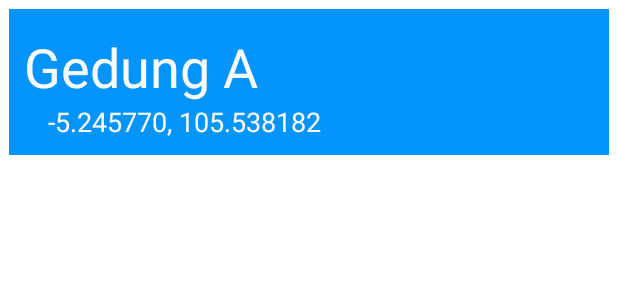
After one commit to DindaMhn/AndroidFinalProject, an Android app: the layout item_list_asset_provider_layout.xml on its own in the app's theme, with its tools: preview values and no code run, on a phone screen of 412 x 824 dp. The commit adds this screen. Shown: the top 300 px of the screen. Run offline under Robolectric (Android 15) with nearby library versions, the phone set to English and light mode, and no system bars.

Commit message:
[Update] List Asset Provider

```diff
--- a/app/src/main/java/com/example/androidfinalproject/ApplicationComponent.kt
+++ b/app/src/main/java/com/example/androidfinalproject/ApplicationComponent.kt
@@ -4,6 +4,7 @@ import com.example.androidfinalproject.activity.MainActivity
 import com.example.androidfinalproject.activity.provider.MenuProviderActivity
 import com.example.androidfinalproject.activity.user.LoginUserActivity
 import com.example.androidfinalproject.activity.user.MenuUserActivity
+import com.example.androidfinalproject.recycleview.provider.ListAssetProviderRecycleAdapter
 import com.example.androidfinalproject.recycleview.user.HistoryUserRecycleAdapter
 import com.example.androidfinalproject.screens.provider.AddAssetFragment
 import com.example.androidfinalproject.screens.provider.HomeProviderFragment
@@ -33,4 +34,6 @@ interface ApplicationComponent {
     fun inject(detailTicketFragment: DetailTicketFragment)
     fun inject(profileProviderFragment: ProfileProviderFragment)
     fun inject(loginUserActivity: LoginUserActivity)
+    fun inject(listAssetProviderRecycleAdapter: ListAssetProviderRecycleAdapter)
+    fun inject(listAssetProvider: ListAssetProvider)
 }
--- a/app/src/main/java/com/example/androidfinalproject/NetworkModule.kt
+++ b/app/src/main/java/com/example/androidfinalproject/NetworkModule.kt
@@ -2,6 +2,7 @@ package com.example.androidfinalproject
 
 import com.example.androidfinalproject.config.RetrofitBuilder
 import com.example.androidfinalproject.provider.account.ProviderAPI
+import com.example.androidfinalproject.provider.asset.AssetAPI
 import com.example.androidfinalproject.provider.home.ProviderHomeAPI
 import com.example.androidfinalproject.provider.profile.ProviderProfileAPI
 import com.example.androidfinalproject.user.account.UserAPI
@@ -41,4 +42,8 @@ class NetworkModule {
     fun provideProviderProfile():ProviderProfileAPI{
         return RetrofitBuilder.createRetrofit().create(ProviderProfileAPI::class.java)
     }
+    @Provides
+    fun provideAssetAPI():AssetAPI{
+        return RetrofitBuilder.createRetrofit().create(AssetAPI::class.java)
+    }
 }
--- a/app/src/main/java/com/example/androidfinalproject/activity/provider/MenuProviderActivity.kt
+++ b/app/src/main/java/com/example/androidfinalproject/activity/provider/MenuProviderActivity.kt
@@ -28,6 +28,10 @@ class MenuProviderActivity : AppCompatActivity() {
                     navController.navigate(R.id.action_global_profileProviderFragment)
                     true
                 }
+                R.id.historyProvider -> {
+                    navController.navigate(R.id.action_global_listAssetProvider)
+                    true
+                }
                 else -> {
                     true
                 }
--- a/app/src/main/java/com/example/androidfinalproject/provider/profile/ProviderProfileRepository.kt
+++ b/app/src/main/java/com/example/androidfinalproject/provider/profile/ProviderProfileRepository.kt
@@ -84,7 +84,7 @@ class ProviderProfileRepository @Inject constructor(val providerProfileAPI: Prov
             }
 
             override fun onResponse(call: Call<ResponseBody>, response: Response<ResponseBody>) {
-                if (response.code() != 404) {
+                if (response.code() != 403) {
                     val responseImage = BitmapFactory.decodeStream(response.body()!!.byteStream())
                     Glide.with(activity).asBitmap().load(responseImage).into(imageContainer)
                 }
--- a/app/src/main/java/com/example/androidfinalproject/screens/provider/ProfileProviderFragment.kt
+++ b/app/src/main/java/com/example/androidfinalproject/screens/provider/ProfileProviderFragment.kt
@@ -26,6 +26,7 @@ import androidx.core.content.FileProvider
 import androidx.navigation.findNavController
 import com.example.androidfinalproject.MyApplication
 import com.example.androidfinalproject.R
+import com.example.androidfinalproject.activity.MainActivity
 import com.example.androidfinalproject.provider.profile.ProviderProfileViewModel
 import com.example.androidfinalproject.provider.profile.ProviderUpdate
 import kotlinx.android.synthetic.main.fragment_profile_provider.*
@@ -263,7 +264,7 @@ class ProfileProviderFragment : Fragment(), View.OnClickListener {
                     this?.clear()
                     this?.commit()
                 }
-                activity?.finish()
+                startActivity(Intent(this.context, MainActivity::class.java))
             }
         }
     }
--- a/app/src/main/java/com/example/androidfinalproject/screens/provider/ProviderRegisterFragment.kt
+++ b/app/src/main/java/com/example/androidfinalproject/screens/provider/ProviderRegisterFragment.kt
@@ -1,5 +1,6 @@
 package com.example.androidfinalproject.screens.provider
 
+import android.content.Intent
 import android.os.Bundle
 import androidx.fragment.app.Fragment
 import android.view.LayoutInflater
@@ -10,6 +11,7 @@ import androidx.lifecycle.Observer
 import androidx.navigation.findNavController
 import com.example.androidfinalproject.MyApplication
 import com.example.androidfinalproject.R
+import com.example.androidfinalproject.activity.MainActivity
 import com.example.androidfinalproject.provider.account.Provider
 import com.example.androidfinalproject.provider.account.ProviderViewModel
 import kotlinx.android.synthetic.main.fragment_profile_provider.*
@@ -42,8 +44,7 @@ class ProviderRegisterFragment : Fragment(), View.OnClickListener {
                 }else if (it.status == 200.toString()) {
                     Toast.makeText(this.context, "Register Success", Toast.LENGTH_SHORT)
                         .show()
-                    view?.findNavController()
-                        ?.navigate(R.id.chooseLoginFragment)
+                    startActivity(Intent(this.context, MainActivity::class.java))
                 }
             })
         LoginProviderText.setOnClickListener(this)
--- a/app/src/main/java/com/example/androidfinalproject/screens/user/UserRegisterFragment.kt
+++ b/app/src/main/java/com/example/androidfinalproject/screens/user/UserRegisterFragment.kt
@@ -1,5 +1,6 @@
 package com.example.androidfinalproject.screens.user
 
+import android.content.Intent
 import android.os.Bundle
 import androidx.fragment.app.Fragment
 import android.view.LayoutInflater
@@ -10,6 +11,7 @@ import androidx.lifecycle.Observer
 import androidx.navigation.findNavController
 import com.example.androidfinalproject.MyApplication
 import com.example.androidfinalproject.R
+import com.example.androidfinalproject.activity.MainActivity
 import com.example.androidfinalproject.user.account.User
 import com.example.androidfinalproject.user.account.UserViewModel
 import kotlinx.android.synthetic.main.fragment_user_register.*
@@ -40,8 +42,7 @@ class UserRegisterFragment : Fragment(), View.OnClickListener {
                 }else if (it.status == 200.toString()) {
                     Toast.makeText(this.context, "Register Success", Toast.LENGTH_SHORT)
                         .show()
-                    view?.findNavController()
-                        ?.navigate(R.id.action_global_loginUserFragment)
+                    startActivity(Intent(this.context, MainActivity::class.java))
                 }
             })
 
--- a/app/src/main/java/com/example/androidfinalproject/user/profile/UserProfileRepository.kt
+++ b/app/src/main/java/com/example/androidfinalproject/user/profile/UserProfileRepository.kt
@@ -46,8 +46,6 @@ class UserProfileRepository @Inject constructor(val userProfileAPI: UserProfileA
                 val response = response.body()
                 val gson = Gson()
                 val res = gson.toJson(response)
-                val resData = gson.toJson(response?.result)
-                userData.value = gson.fromJson<UserProfile>(resData, UserProfile::class.java)
                 userResponse.value = gson.fromJson<ResponseData>(res, ResponseData::class.java)
             }
         })
@@ -76,7 +74,7 @@ class UserProfileRepository @Inject constructor(val userProfileAPI: UserProfileA
             }
 
             override fun onResponse(call: Call<ResponseBody>, response: Response<ResponseBody>) {
-                if (response.code() != 404) {
+                if (response.code() != 403) {
                     val responseImage =
                         BitmapFactory.decodeStream(response.body()!!.byteStream())
                     Glide.with(activity).asBitmap().load(responseImage).into(imageContainer)
--- /dev/null
+++ b/app/src/main/res/layout/item_list_asset_provider_layout.xml
@@ -0,0 +1,46 @@
+<?xml version="1.0" encoding="utf-8"?>
+<androidx.constraintlayout.widget.ConstraintLayout
+    xmlns:android="http://schemas.android.com/apk/res/android"
+    xmlns:app="http://schemas.android.com/apk/res-auto"
+    android:layout_width="match_parent"
+    android:layout_height="wrap_content">
+    <androidx.constraintlayout.widget.ConstraintLayout
+        android:id="@+id/linearLayout"
+        android:tag="1"
+        android:layout_width="0dp"
+        android:layout_height="wrap_content"
+        android:background="#0394fc"
+        android:padding="10dp"
+        android:layout_margin="6dp"
+        app:layout_constraintEnd_toEndOf="parent"
+        app:layout_constraintStart_toStartOf="parent"
+        app:layout_constraintTop_toTopOf="parent">
+
+        <TextView
+            android:id="@+id/item_asset_name_list"
+            android:layout_width="wrap_content"
+            android:layout_height="wrap_content"
+
+            android:text="Gedung A"
+            android:textColor="#fafafa"
+            android:textSize="36sp"
+            app:layout_constraintBottom_toBottomOf="parent"
+            app:layout_constraintStart_toStartOf="parent"
+            app:layout_constraintTop_toTopOf="parent"
+            app:layout_constraintVertical_bias="0.13999999" />
+
+        <TextView
+            android:id="@+id/item_location_lat_long_asset_list"
+            android:layout_width="wrap_content"
+            android:layout_height="wrap_content"
+            android:layout_marginStart="16dp"
+            android:text="-5.245770, 105.538182"
+            android:textColor="#fafafa"
+            android:textSize="18sp"
+            app:layout_constraintBottom_toBottomOf="parent"
+            app:layout_constraintStart_toStartOf="parent"
+            app:layout_constraintTop_toBottomOf="@+id/item_asset_name_list"
+            app:layout_constraintVertical_bias="0.29000002" />
+    </androidx.constraintlayout.widget.ConstraintLayout>
+
+</androidx.constraintlayout.widget.ConstraintLayout>
--- a/app/src/main/res/navigation/menu_provider_navigation.xml
+++ b/app/src/main/res/navigation/menu_provider_navigation.xml
@@ -25,4 +25,9 @@
         android:label="fragment_profile_provider"
         tools:layout="@layout/fragment_profile_provider" />
     <action android:id="@+id/action_global_profileProviderFragment" app:destination="@id/profileProviderFragment"/>
+    <fragment
+        android:id="@+id/listAssetProvider"
+        android:name="com.example.androidfinalproject.screens.provider.ListAssetProvider"
+        android:label="fragment_list_asset_provider"
+        tools:layout="@layout/fragment_list_asset_provider" /><action android:id="@+id/action_global_listAssetProvider" app:destination="@id/listAssetProvider"/>
 </navigation>
```
Also changed, not shown: app/src/main/java/com/example/androidfinalproject/provider/asset/AssetAPI.kt (added, +11 -0 lines), app/src/main/java/com/example/androidfinalproject/provider/asset/AssetRepository.kt (added, +33 -0 lines), app/src/main/java/com/example/androidfinalproject/provider/asset/AssetViewModel.kt (added, +13 -0 lines), app/src/main/java/com/example/androidfinalproject/provider/home/Asset.kt (+13 -13 lines), app/src/main/java/com/example/androidfinalproject/recycleview/provider/ListAssetProviderRecycleAdapter.kt (added, +45 -0 lines), app/src/main/java/com/example/androidfinalproject/screens/provider/ListAssetProvider.kt (added, +57 -0 lines), app/src/main/java/com/example/androidfinalproject/screens/user/ProfileUserFagment.kt (+6 -5 lines), app/src/main/res/layout/fragment_list_asset_provider.xml (renamed from app/src/main/res/layout/fragment_history_user.xml, +5 -5 lines).
